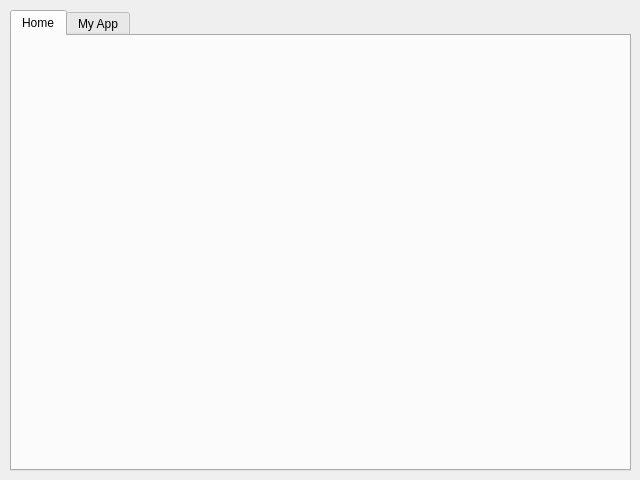
Old version of the form novaUI/mainwindow.ui in the repository Alopex6414/NovaUI.
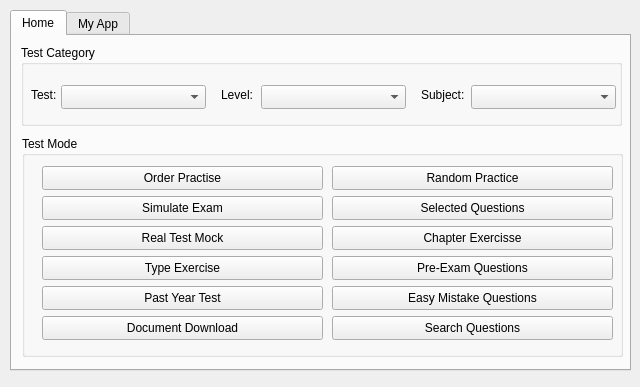
New version of the form.

Commit message: create home page for ui

Patch:
```diff
--- a/novaUI/mainwindow.ui
+++ b/novaUI/mainwindow.ui
@@ -7,7 +7,7 @@
     <x>0</x>
     <y>0</y>
     <width>640</width>
-    <height>480</height>
+    <height>387</height>
    </rect>
   </property>
   <property name="maximumSize">
@@ -41,7 +41,7 @@
       <x>10</x>
       <y>10</y>
       <width>621</width>
-      <height>461</height>
+      <height>361</height>
      </rect>
     </property>
     <property name="currentIndex">
@@ -51,6 +51,257 @@
      <attribute name="title">
       <string>Home</string>
      </attribute>
+     <widget class="QGroupBox" name="groupBoxCategory">
+      <property name="geometry">
+       <rect>
+        <x>9</x>
+        <y>9</y>
+        <width>601</width>
+        <height>81</height>
+       </rect>
+      </property>
+      <property name="title">
+       <string>Test Category</string>
+      </property>
+      <widget class="QLabel" name="labelTest">
+       <property name="geometry">
+        <rect>
+         <x>10</x>
+         <y>40</y>
+         <width>54</width>
+         <height>21</height>
+        </rect>
+       </property>
+       <property name="text">
+        <string>&lt;html&gt;&lt;head/&gt;&lt;body&gt;&lt;p&gt;Test:&lt;/p&gt;&lt;/body&gt;&lt;/html&gt;</string>
+       </property>
+      </widget>
+      <widget class="QComboBox" name="comboBoxTest">
+       <property name="geometry">
+        <rect>
+         <x>40</x>
+         <y>40</y>
+         <width>145</width>
+         <height>24</height>
+        </rect>
+       </property>
+      </widget>
+      <widget class="QComboBox" name="comboBoxSubject">
+       <property name="geometry">
+        <rect>
+         <x>450</x>
+         <y>40</y>
+         <width>145</width>
+         <height>24</height>
+        </rect>
+       </property>
+      </widget>
+      <widget class="QLabel" name="labelSubject">
+       <property name="geometry">
+        <rect>
+         <x>400</x>
+         <y>40</y>
+         <width>54</width>
+         <height>21</height>
+        </rect>
+       </property>
+       <property name="text">
+        <string>&lt;html&gt;&lt;head/&gt;&lt;body&gt;&lt;p&gt;Subject:&lt;/p&gt;&lt;/body&gt;&lt;/html&gt;</string>
+       </property>
+      </widget>
+      <widget class="QComboBox" name="comboBoxLevel">
+       <property name="geometry">
+        <rect>
+         <x>240</x>
+         <y>40</y>
+         <width>145</width>
+         <height>24</height>
+        </rect>
+       </property>
+      </widget>
+      <widget class="QLabel" name="labelLevel">
+       <property name="geometry">
+        <rect>
+         <x>200</x>
+         <y>40</y>
+         <width>54</width>
+         <height>21</height>
+        </rect>
+       </property>
+       <property name="text">
+        <string>&lt;html&gt;&lt;head/&gt;&lt;body&gt;&lt;p&gt;Level:&lt;/p&gt;&lt;/body&gt;&lt;/html&gt;</string>
+       </property>
+      </widget>
+     </widget>
+     <widget class="QGroupBox" name="groupBox">
+      <property name="geometry">
+       <rect>
+        <x>10</x>
+        <y>100</y>
+        <width>601</width>
+        <height>221</height>
+       </rect>
+      </property>
+      <property name="title">
+       <string>Test Mode</string>
+      </property>
+      <widget class="QPushButton" name="pushButtonOrder">
+       <property name="geometry">
+        <rect>
+         <x>20</x>
+         <y>30</y>
+         <width>281</width>
+         <height>24</height>
+        </rect>
+       </property>
+       <property name="text">
+        <string>Order Practise</string>
+       </property>
+      </widget>
+      <widget class="QPushButton" name="pushButtonRandom">
+       <property name="geometry">
+        <rect>
+         <x>310</x>
+         <y>30</y>
+         <width>281</width>
+         <height>24</height>
+        </rect>
+       </property>
+       <property name="text">
+        <string>Random Practice</string>
+       </property>
+      </widget>
+      <widget class="QPushButton" name="pushButtonSimulate">
+       <property name="geometry">
+        <rect>
+         <x>20</x>
+         <y>60</y>
+         <width>281</width>
+         <height>24</height>
+        </rect>
+       </property>
+       <property name="text">
+        <string>Simulate Exam</string>
+       </property>
+      </widget>
+      <widget class="QPushButton" name="pushButtonSelected">
+       <property name="geometry">
+        <rect>
+         <x>310</x>
+         <y>60</y>
+         <width>281</width>
+         <height>24</height>
+        </rect>
+       </property>
+       <property name="text">
+        <string>Selected Questions</string>
+       </property>
+      </widget>
+      <widget class="QPushButton" name="pushButtonMock">
+       <property name="geometry">
+        <rect>
+         <x>20</x>
+         <y>90</y>
+         <width>281</width>
+         <height>24</height>
+        </rect>
+       </property>
+       <property name="text">
+        <string>Real Test Mock</string>
+       </property>
+      </widget>
+      <widget class="QPushButton" name="pushButtonChapter">
+       <property name="geometry">
+        <rect>
+         <x>310</x>
+         <y>90</y>
+         <width>281</width>
+         <height>24</height>
+        </rect>
+       </property>
+       <property name="text">
+        <string>Chapter Exercisse</string>
+       </property>
+      </widget>
+      <widget class="QPushButton" name="pushButtonType">
+       <property name="geometry">
+        <rect>
+         <x>20</x>
+         <y>120</y>
+         <width>281</width>
+         <height>24</height>
+        </rect>
+       </property>
+       <property name="text">
+        <string>Type Exercise</string>
+       </property>
+      </widget>
+      <widget class="QPushButton" name="pushButtonPre">
+       <property name="geometry">
+        <rect>
+         <x>310</x>
+         <y>120</y>
+         <width>281</width>
+         <height>24</height>
+        </rect>
+       </property>
+       <property name="text">
+        <string>Pre-Exam Questions</string>
+       </property>
+      </widget>
+      <widget class="QPushButton" name="pushButtonPast">
+       <property name="geometry">
+        <rect>
+         <x>20</x>
+         <y>150</y>
+         <width>281</width>
+         <height>24</height>
+        </rect>
+       </property>
+       <property name="text">
+        <string>Past Year Test</string>
+       </property>
+      </widget>
+      <widget class="QPushButton" name="pushButtonMistake">
+       <property name="geometry">
+        <rect>
+         <x>310</x>
+         <y>150</y>
+         <width>281</width>
+         <height>24</height>
+        </rect>
+       </property>
+       <property name="text">
+        <string>Easy Mistake Questions</string>
+       </property>
+      </widget>
+      <widget class="QPushButton" name="pushButtonDocument">
+       <property name="geometry">
+        <rect>
+         <x>20</x>
+         <y>180</y>
+         <width>281</width>
+         <height>24</height>
+        </rect>
+       </property>
+       <property name="text">
+        <string>Document Download</string>
+       </property>
+      </widget>
+      <widget class="QPushButton" name="pushButtonSearch">
+       <property name="geometry">
+        <rect>
+         <x>310</x>
+         <y>180</y>
+         <width>281</width>
+         <height>24</height>
+        </rect>
+       </property>
+       <property name="text">
+        <string>Search Questions</string>
+       </property>
+      </widget>
+     </widget>
     </widget>
     <widget class="QWidget" name="tabMyApp">
      <attribute name="title">
```
The commit also changes 1 other file.
